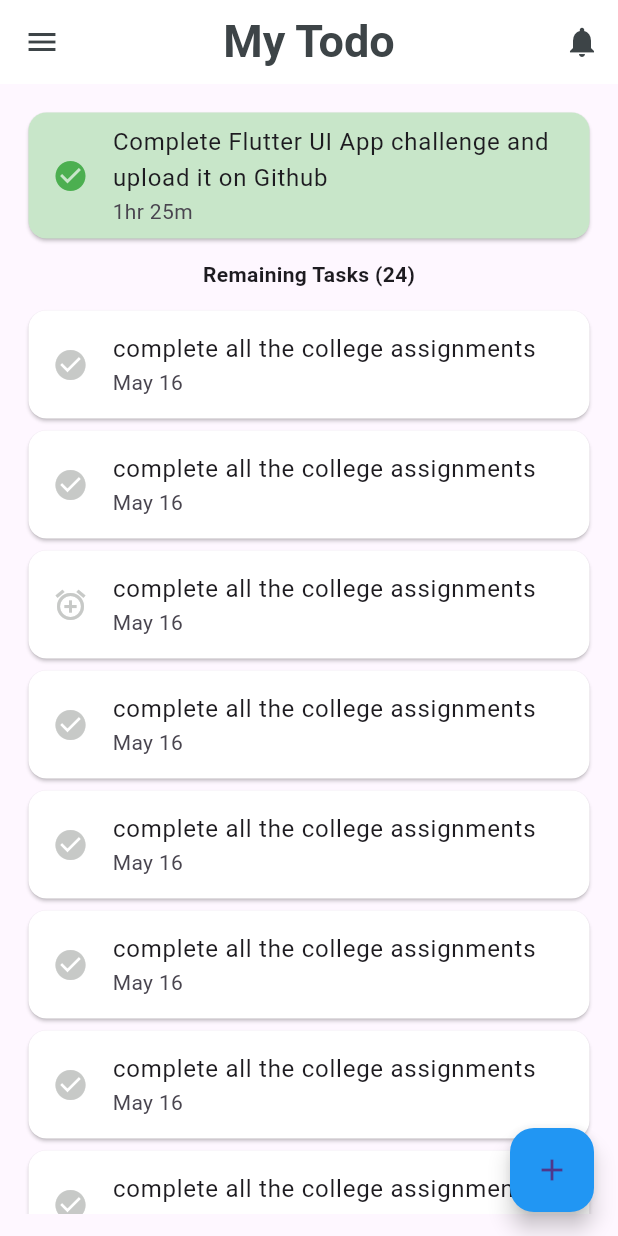
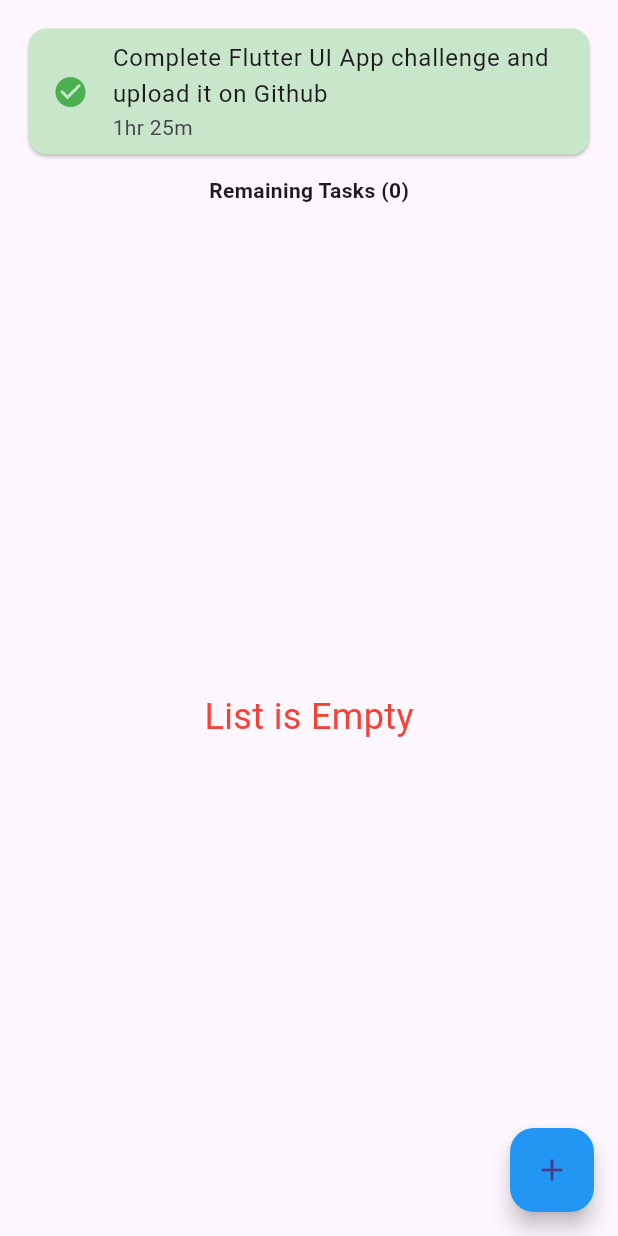
Before and after one commit to indra-chhedal/flutter_indra, a Flutter app: the TodoApp screen opened directly, on a phone screen of 412 x 824 dp. Run offline on Flutter 3.47's test engine with Material 3 defaults, Android fonts, the light colour scheme and no system bars; our stand-ins replace flutter_svg, table_calendar.

Commit message:
12th commit

```diff
--- a/flutter_indra/lib/main_app.dart
+++ b/flutter_indra/lib/extra_screens/main_app.dart
@@ -1,5 +1,6 @@
 // import 'package:flutter/material.dart';
-// import 'package:flutter_indra/calandar_screen.dart';
+
+// import 'package:flutter_indra/todo_app.dart';
 
 
 // class MainApp extends StatelessWidget {
@@ -7,6 +8,6 @@
 
 //   @override
 //   Widget build(BuildContext context) {
-//     return const MaterialApp(title: 'first project', home: CalendarScreen());
+//     return const MaterialApp(title: 'first project', home: TodoApp());
 //   }
 // }
--- a/flutter_indra/lib/title_screen.dart
+++ b/flutter_indra/lib/extra_screens/title_screen.dart
@@ -1,5 +1,5 @@
 import 'package:flutter/material.dart';
-import 'package:flutter_indra/home_screen.dart';
+import 'package:flutter_indra/extra_screens/home_screen.dart';
 
 class TitleScreen extends StatelessWidget {
   const TitleScreen({super.key});
--- a/flutter_indra/lib/main.dart
+++ b/flutter_indra/lib/main.dart
@@ -1,6 +1,6 @@
 import 'package:flutter/material.dart';
-import 'package:flutter_indra/calandar_screen.dart';
+import 'package:flutter_indra/screens/splash_screen.dart';
 
 void main() {
-  runApp(MaterialApp(home: CalendarScreen()));
+  runApp(MaterialApp(home: SplashScreen()));
 }
--- /dev/null
+++ b/flutter_indra/lib/models/todo.dart
@@ -0,0 +1,11 @@
+class Todo {
+  final String title;
+  final String description;
+  final bool isCompleted;
+
+  Todo({
+    required this.title,
+    required this.description,
+    required this.isCompleted,
+  });
+}
--- a/flutter_indra/lib/login_design.dart
+++ b/flutter_indra/lib/screens/login_design.dart
@@ -1,5 +1,5 @@
 import 'package:flutter/material.dart';
-import 'package:flutter_indra/register_page.dart';
+import 'package:flutter_indra/screens/register_page.dart';
 
 import 'package:flutter_svg/svg.dart';
 
--- a/flutter_indra/lib/login_page.dart
+++ b/flutter_indra/lib/screens/login_page.dart
@@ -1,5 +1,5 @@
 import 'package:flutter/material.dart';
-import 'package:flutter_indra/register_page.dart';
+import 'package:flutter_indra/screens/register_page.dart';
 
 class LoginPage extends StatelessWidget {
   const LoginPage({super.key});
--- a/flutter_indra/lib/register_page.dart
+++ b/flutter_indra/lib/screens/register_page.dart
@@ -1,6 +1,6 @@
 import 'package:flutter/material.dart';
-import 'package:flutter_indra/home_screen.dart';
-import 'package:flutter_indra/login_page.dart';
+import 'package:flutter_indra/extra_screens/home_screen.dart';
+import 'package:flutter_indra/screens/login_page.dart';
 
 class RegisterPage extends StatelessWidget {
   const RegisterPage({super.key});
--- a/flutter_indra/lib/splash_screen.dart
+++ b/flutter_indra/lib/screens/splash_screen.dart
@@ -1,7 +1,7 @@
 import 'dart:async';
 
 import 'package:flutter/material.dart';
-import 'package:flutter_indra/indra_chhedal.dart';
+import 'package:flutter_indra/screens/indra_chhedal.dart';
 import 'package:flutter_svg/svg.dart';
 
 class SplashScreen extends StatefulWidget {
@@ -16,7 +16,8 @@ class _SplashScreenState extends State<SplashScreen> {
   void initState() {
     super.initState();
     Timer(Duration(microseconds: 10000), () {
-      Navigator.pushReplacement(context,
+      Navigator.pushReplacement(
+        context,
         MaterialPageRoute(builder: (context) => IndraChhedal()),
       );
     });
--- /dev/null
+++ b/flutter_indra/lib/screens/todo_app.dart
@@ -0,0 +1,85 @@
+import 'package:flutter/material.dart';
+import 'package:flutter_indra/screens/add_todo_screen.dart';
+import 'package:flutter_indra/models/todo.dart';
+
+class TodoApp extends StatefulWidget {
+  const TodoApp({super.key});
+
+  @override
+  State<TodoApp> createState() => _TodoAppState();
+}
+
+class _TodoAppState extends State<TodoApp> {
+  List<Todo> todos = [];
+  @override
+  Widget build(BuildContext context) {
+    return Scaffold(
+      body: Padding(
+        padding: const EdgeInsets.all(15.0),
+        child: Column(
+          children: [
+            Card(
+              color: Colors.green.shade100,
+              child: ListTile(
+                leading: Icon(Icons.check_circle, color: Colors.green),
+                title: Text(
+                  "Complete Flutter UI App challenge and upload it on Github",
+                ),
+                subtitle: Text("1hr 25m"),
+              ),
+            ),
+            SizedBox(height: 10),
+            Text(
+              "Remaining Tasks (${todos.length})",
+              style: TextStyle(fontWeight: FontWeight.bold),
+            ),
+            SizedBox(height: 10),
+            Expanded(
+              child:
+                  todos.isEmpty
+                      ? Center(
+                        child: Text(
+                          "List is Empty",
+                          style: TextStyle(color: Colors.red, fontSize: 24),
+                        ),
+                      )
+                      : ListView.builder(
+                        itemCount: todos.length,
+                        itemBuilder: (BuildContext context, int index) {
+                          Todo todo = todos[index];
+                          return Card(
+                            color: const Color.fromARGB(255, 238, 235, 235),
+                            elevation: 3,
+                            child: ListTile(
+                              title: Text(todo.title),
+                              subtitle: Text(todo.description),
+                              trailing: Checkbox(
+                                value: todo.isCompleted,
+                                onChanged: (value) {},
+                              ),
+                            ),
+                          );
+                        },
+                      ),
+            ),
+          ],
+        ),
+      ),
+      floatingActionButton: FloatingActionButton(
+        onPressed: () async {
+          Todo? todo = await Navigator.of(
+            context,
+          ).push(MaterialPageRoute(builder: (context) => AddTodoScreen()));
+          if (todo != null) {
+            setState(() {
+              todos.add(todo);
+            });
+          }
+        },
+
+        backgroundColor: Colors.blue,
+        child: Icon(Icons.add),
+      ),
+    );
+  }
+}
--- a/flutter_indra/lib/todo_app.dart
+++ /dev/null
@@ -1,159 +0,0 @@
-import 'package:flutter/material.dart';
-
-class TodoApp extends StatefulWidget {
-  const TodoApp({super.key});
-
-  @override
-  State<TodoApp> createState() => _TodoAppState();
-}
-
-class _TodoAppState extends State<TodoApp> {
-  @override
-  Widget build(BuildContext context) {
-    return Scaffold(
-      drawer: Drawer(
-        backgroundColor: const Color.fromARGB(255, 236, 234, 234),
-        width: 250,
-        child: Padding(
-          padding: const EdgeInsets.only(top: 20),
-          child: Column(
-            children: [
-              UserAccountsDrawerHeader(
-                currentAccountPicture: ClipOval(
-                  child: Image.asset('images/nepal.jpg'),
-                ),
-                accountName: Text("Todo Application"),
-                accountEmail: Text('chhedalindra055@gmail.com'),
-              ),
-            ],
-          ),
-        ),
-      ),
-      appBar: AppBar(
-        backgroundColor: Colors.white,
-        foregroundColor: const Color.fromARGB(255, 61, 68, 71),
-        centerTitle: true,
-        title: Text(
-          "My Todo",
-          style: TextStyle(fontSize: 30, fontWeight: FontWeight.bold),
-        ),
-        actions: [
-          IconButton(onPressed: () {}, icon: Icon(Icons.notifications)),
-        ],
-      ),
-      body: Padding(
-        padding: const EdgeInsets.all(15.0),
-        child: Column(
-          children: [
-            Card(
-              color: Colors.green.shade100,
-              child: ListTile(
-                leading: Icon(Icons.check_circle, color: Colors.green),
-                title: Text(
-                  "Complete Flutter UI App challenge and upload it on Github",
-                ),
-                subtitle: Text("1hr 25m"),
-              ),
-            ),
-            SizedBox(height: 10),
-            Text(
-              "Remaining Tasks (24)",
-              style: TextStyle(fontWeight: FontWeight.bold),
-            ),
-            SizedBox(height: 10),
-            Expanded(
-              child: SingleChildScrollView(
-                scrollDirection: Axis.vertical,
-                child: Column(
-                  children: [
-                    ListItem(
-                      icons: Icons.check_circle,
-                      description: "complete all the college assignments",
-                      times: "May 16",
-                    ),
-                    ListItem(
-                      icons: Icons.check_circle,
-                      description: "complete all the college assignments",
-                      times: "May 16",
-                    ),
-                    ListItem(
-                      icons: Icons.alarm_add_outlined,
-                      description: "complete all the college assignments",
-                      times: "May 16",
-                    ),
-                    ListItem(
-                      icons: Icons.check_circle,
-                      description: "complete all the college assignments",
-                      times: "May 16",
-                    ),
-                    ListItem(
-                      icons: Icons.check_circle,
-                      description: "complete all the college assignments",
-                      times: "May 16",
-                    ),
-                    ListItem(
-                      icons: Icons.check_circle,
-                      description: "complete all the college assignments",
-                      times: "May 16",
-                    ),
-                    ListItem(
-                      icons: Icons.check_circle,
-                      description: "complete all the college assignments",
-                      times: "May 16",
-                    ),
-                    ListItem(
-                      icons: Icons.check_circle,
-                      description: "complete all the college assignments",
-                      times: "May 16",
-                    ),
-                    ListItem(
-                      icons: Icons.check_circle,
-                      description: "complete all the college assignments",
-                      times: "May 16",
-                    ),
-                    ListItem(
-                      icons: Icons.check_circle,
-                      description: "complete all the college assignments",
-                      times: "May 16",
-                    ),
-                  ],
-                ),
-              ),
-            ),
-          ],
-        ),
-      ),
-      floatingActionButton: FloatingActionButton(
-        onPressed: () {},
-
-        backgroundColor: Colors.blue,
-        child: Icon(Icons.add),
-      ),
-    );
-  }
-}
-
-class ListItem extends StatelessWidget {
-  final String description;
-  final IconData icons;
-  final String times;
-
-  const ListItem({
-    required this.icons,
-    required this.description,
-    required this.times,
-    super.key,
-  });
-
-  @override
-  Widget build(BuildContext context) {
-    return Card(
-      color: const Color.fromARGB(255, 255, 255, 255),
-      child: ListTile(
-        leading: Icon(icons, color: const Color.fromARGB(255, 199, 201, 199)),
-        title: Text(description),
-        subtitle: Text(times),
-      ),
-    );
-  }
-}
```
Also changed, not shown: flutter_indra/lib/screens/add_todo_screen.dart (added, +94 -0 lines), flutter_indra/lib/screens/indra_chhedal.dart (renamed from flutter_indra/lib/indra_chhedal.dart, +53 -17 lines), flutter_indra/lib/screens/notification_screen.dart (added, +57 -0 lines), flutter_indra/lib/extra_screens/account_made.dart (renamed from flutter_indra/lib/account_made.dart), flutter_indra/lib/extra_screens/calandar_screen.dart (renamed from flutter_indra/lib/calandar_screen.dart), flutter_indra/lib/extra_screens/home_screen.dart (renamed from flutter_indra/lib/home_screen.dart), flutter_indra/lib/extra_screens/image_screen.dart (renamed from flutter_indra/lib/image_screen.dart), flutter_indra/lib/screens/page_view.dart (renamed from flutter_indra/lib/page_view.dart). Lines whose indentation alone changed are shown as unchanged.
